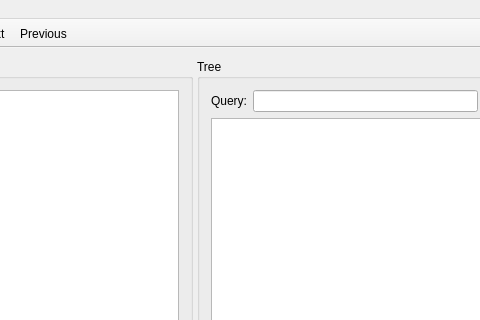
This is DactMainWindow.ui in rug-compling/dact as Qt 5 draws it before an edit; both pictures show x 200 to 680 and y 0 to 320 of the 789 by 660 pixel window. The edited form follows.
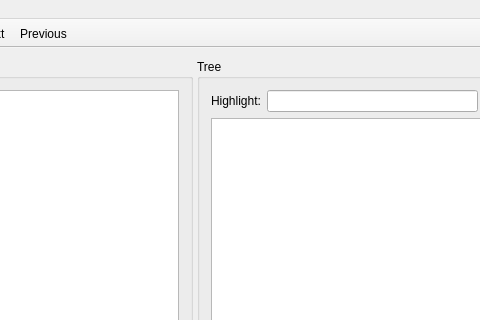
This is the edited form.

Commit message: Query -> Highlight

Patch:
```diff
--- a/DactMainWindow.ui
+++ b/DactMainWindow.ui
@@ -43,7 +43,7 @@
           <item row="0" column="1">
            <widget class="QLabel" name="label">
             <property name="text">
-             <string>Query:</string>
+             <string>Highlight:</string>
             </property>
            </widget>
           </item>
```
